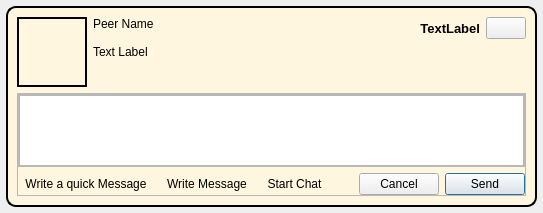
RetroShare/RetroShare, file retroshare-gui/src/gui/feeds/ChatMsgItem.ui: the form before one commit.
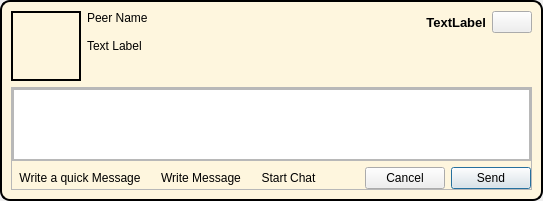
The form after the commit. Icons and pictures are not drawn. Custom widgets are drawn as their Qt base class.

Patch:
```diff
--- a/retroshare-gui/src/gui/feeds/ChatMsgItem.ui
+++ b/retroshare-gui/src/gui/feeds/ChatMsgItem.ui
@@ -7,7 +7,7 @@
     <x>0</x>
     <y>0</y>
     <width>543</width>
-    <height>213</height>
+    <height>201</height>
    </rect>
   </property>
   <property name="windowTitle">
@@ -15,7 +15,7 @@
   </property>
   <layout class="QGridLayout" name="gridLayout_1">
    <property name="margin">
-    <number>6</number>
+    <number>0</number>
    </property>
    <item row="0" column="0">
     <widget class="QFrame" name="frame">
```
